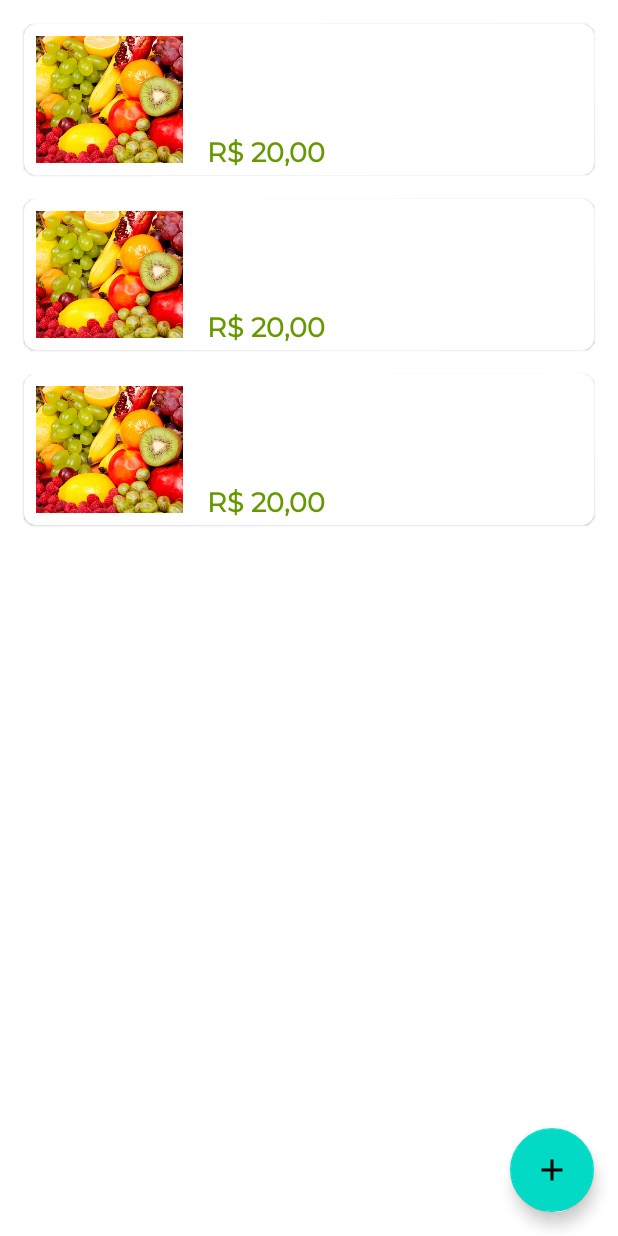
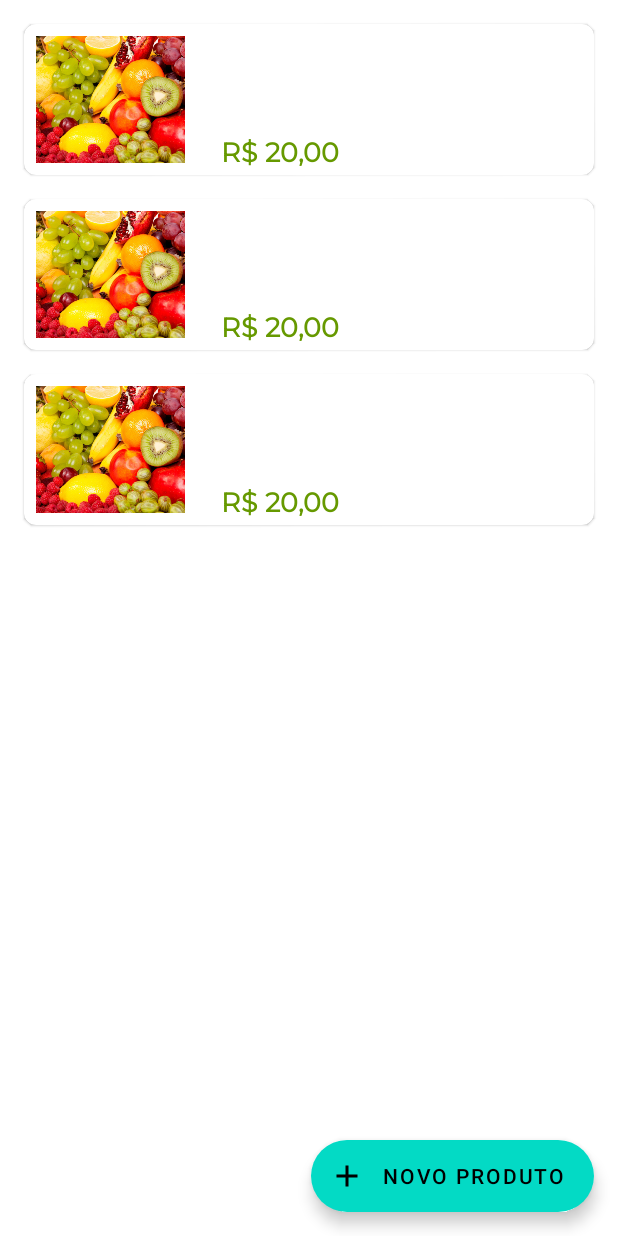
Before and after one commit to FerreirinhaJean/app-orgs, an Android app: the layout activity_main.xml on its own in the app's theme, with its tools: preview values and no code run, on a phone screen of 412 x 824 dp. Run offline under Robolectric (Android 15) with nearby library versions, the phone set to English and light mode, and no system bars.

Commit message:
Alterado Floating Action Button por Extended Floating Action Button

```diff
--- a/app/src/main/res/layout/activity_main.xml
+++ b/app/src/main/res/layout/activity_main.xml
@@ -16,15 +16,26 @@
         app:layout_constraintTop_toTopOf="parent"
         tools:listitem="@layout/produto_item" />
 
-    <com.google.android.material.floatingactionbutton.FloatingActionButton
+    <com.google.android.material.floatingactionbutton.ExtendedFloatingActionButton
         android:id="@+id/floatingActionButton"
         android:layout_width="wrap_content"
         android:layout_height="wrap_content"
         android:layout_margin="16dp"
         android:clickable="true"
         android:focusable="true"
+        android:text="Novo produto"
+        app:icon="@drawable/ic_add_24dp"
         app:layout_constraintBottom_toBottomOf="parent"
-        app:layout_constraintEnd_toEndOf="parent"
-        app:srcCompat="@drawable/ic_add_24dp" />
+        app:layout_constraintEnd_toEndOf="parent" />
+
+    <!--    <com.google.android.material.floatingactionbutton.FloatingActionButton-->
+    <!--        android:layout_width="wrap_content"-->
+    <!--        android:layout_height="wrap_content"-->
+    <!--        android:layout_margin="16dp"-->
+    <!--        android:clickable="true"-->
+    <!--        android:focusable="true"-->
+    <!--        app:layout_constraintBottom_toBottomOf="parent"-->
+    <!--        app:layout_constraintEnd_toEndOf="parent"-->
+    <!--        app:srcCompat="@drawable/ic_add_24dp" />-->
 
 </androidx.constraintlayout.widget.ConstraintLayout>
--- a/app/src/main/res/layout/produto_item.xml
+++ b/app/src/main/res/layout/produto_item.xml
@@ -23,6 +23,7 @@
             android:textSize="20sp"
             android:textStyle="bold"
             app:layout_constraintEnd_toEndOf="parent"
+            app:layout_constraintHorizontal_weight="0.7"
             app:layout_constraintStart_toEndOf="@id/imageView"
             app:layout_constraintTop_toTopOf="parent"
             tools:text="@tools:sample/lorem/random" />
@@ -57,21 +58,22 @@
             app:layout_constraintTop_toBottomOf="@id/tvDescricaoProduto"
             tools:text="R$ 20,00" />
 
-        <androidx.constraintlayout.widget.Guideline
-            android:id="@+id/guideline"
-            android:layout_width="wrap_content"
-            android:layout_height="wrap_content"
-            android:orientation="vertical"
-            app:layout_constraintGuide_percent="0.3" />
+        <!--        <androidx.constraintlayout.widget.Guideline-->
+        <!--            android:id="@+id/guideline"-->
+        <!--            android:layout_width="wrap_content"-->
+        <!--            android:layout_height="wrap_content"-->
+        <!--            android:orientation="vertical"-->
+        <!--            app:layout_constraintGuide_percent="0.3" />-->
 
         <ImageView
             android:id="@+id/imageView"
             android:layout_width="0dp"
             android:layout_height="0dp"
+            android:layout_margin="8dp"
             android:scaleType="centerCrop"
-            android:layout_margin="8dp"
             app:layout_constraintBottom_toBottomOf="parent"
-            app:layout_constraintEnd_toStartOf="@id/guideline"
+            app:layout_constraintEnd_toStartOf="@id/tvNomeProduto"
+            app:layout_constraintHorizontal_weight="0.3"
             app:layout_constraintStart_toStartOf="parent"
             app:layout_constraintTop_toTopOf="parent"
             app:srcCompat="@drawable/produto_1"
```
